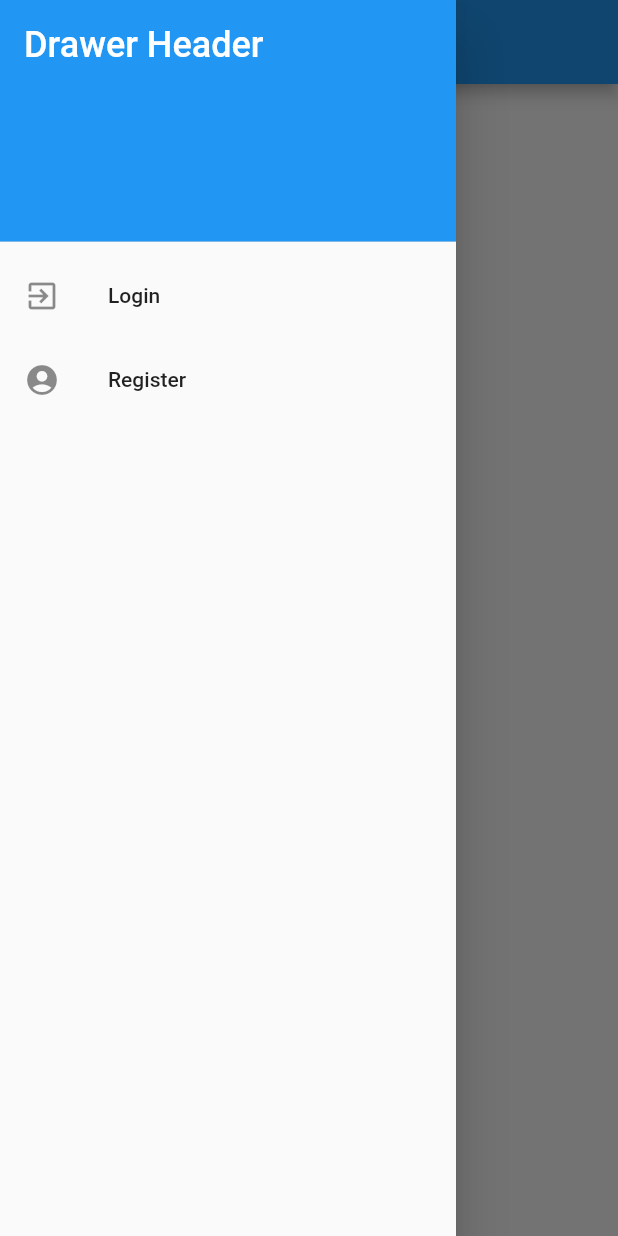
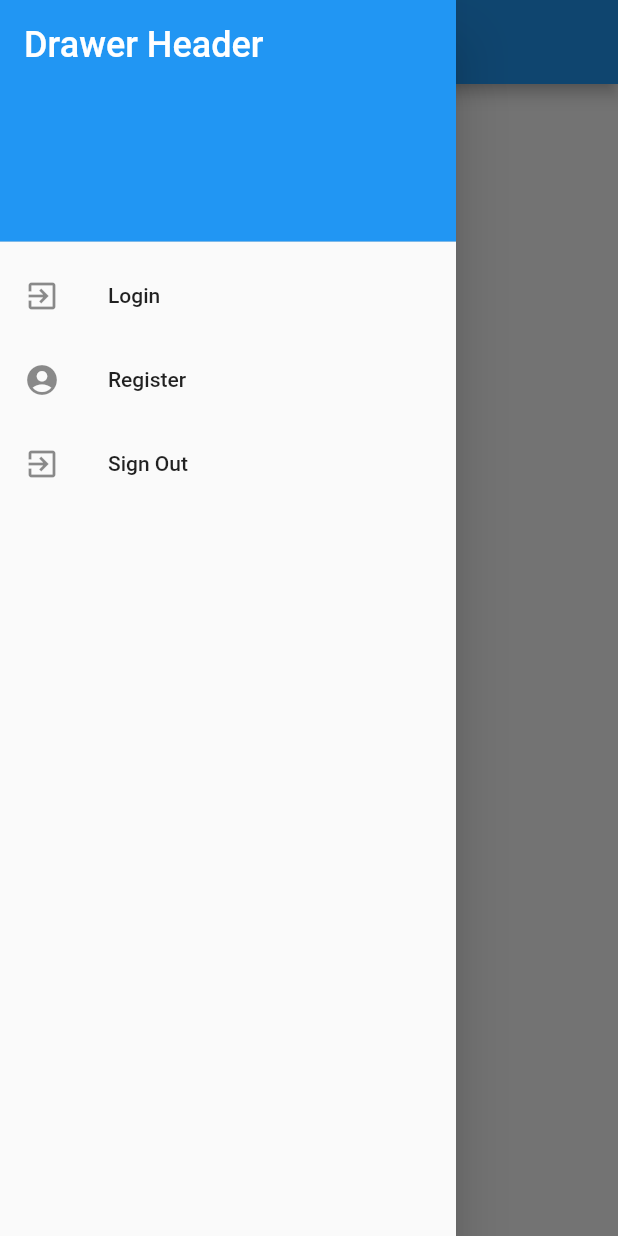
Before and after one commit to kohheepeace/flutter_firebase_firestore_crud2a, a Flutter app: the screen it shows after launch, with the side drawer open, on a phone screen of 412 x 824 dp. Run offline on Flutter 3.47's test engine with Material 2 defaults, Android fonts, the phone set to English and light mode, and no system bars; our stand-ins replace email_validator, firebase_auth; accounts and stored records are empty.

Commit message:
Finish Step10-01-04 Add Firebase Auth Sign Out code

```diff
--- a/lib/pages/home_page.dart
+++ b/lib/pages/home_page.dart
@@ -1,3 +1,4 @@
+import 'package:firebase_auth/firebase_auth.dart';
 import 'package:flutter/material.dart';
 import 'package:flutter_firebase_firestore_crud2a/pages/login_page.dart';
 
@@ -53,6 +54,14 @@ class _HomePageState extends State<HomePage> {
 								Navigator.pushNamed(context, '/sign_up');
 							}
 						),
+            ListTile(
+              leading: Icon(Icons.exit_to_app),
+              title: Text('Sign Out'),
+              onTap: () async {
+                await FirebaseAuth.instance.signOut();
+                Navigator.pushNamed(context, '/');
+              },
+            ),
           ],
         ),
       ),
```
